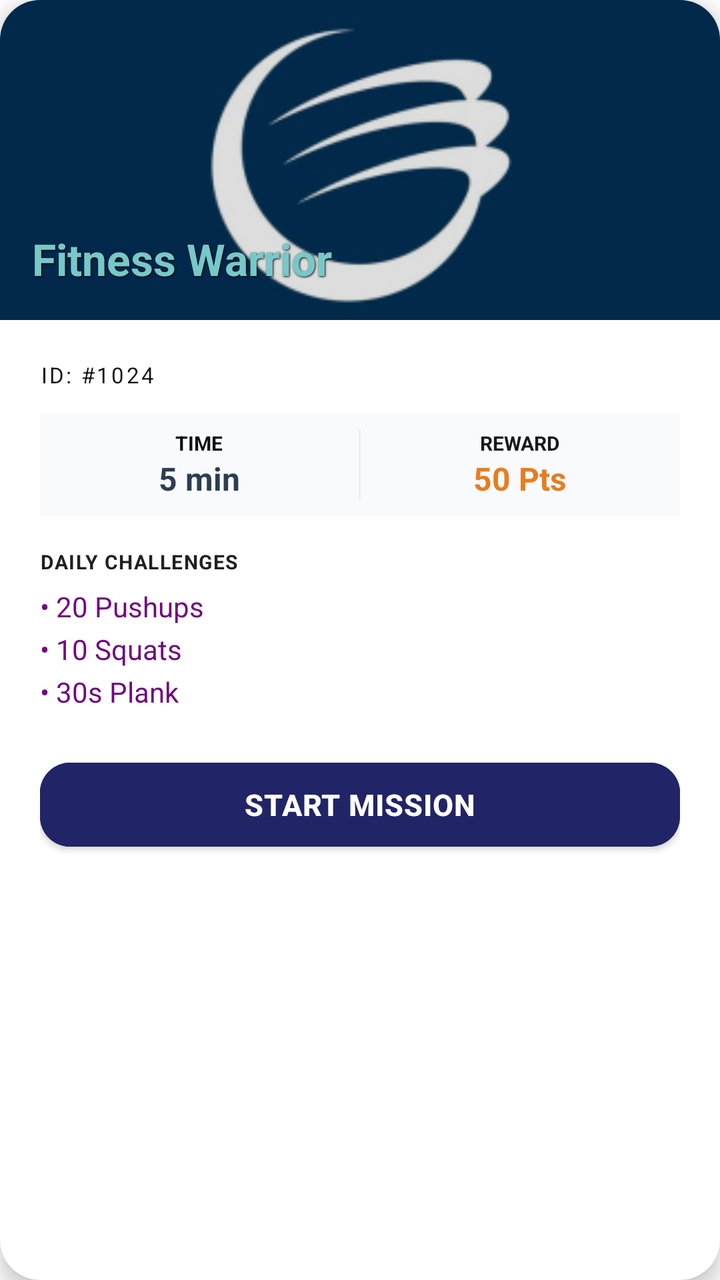
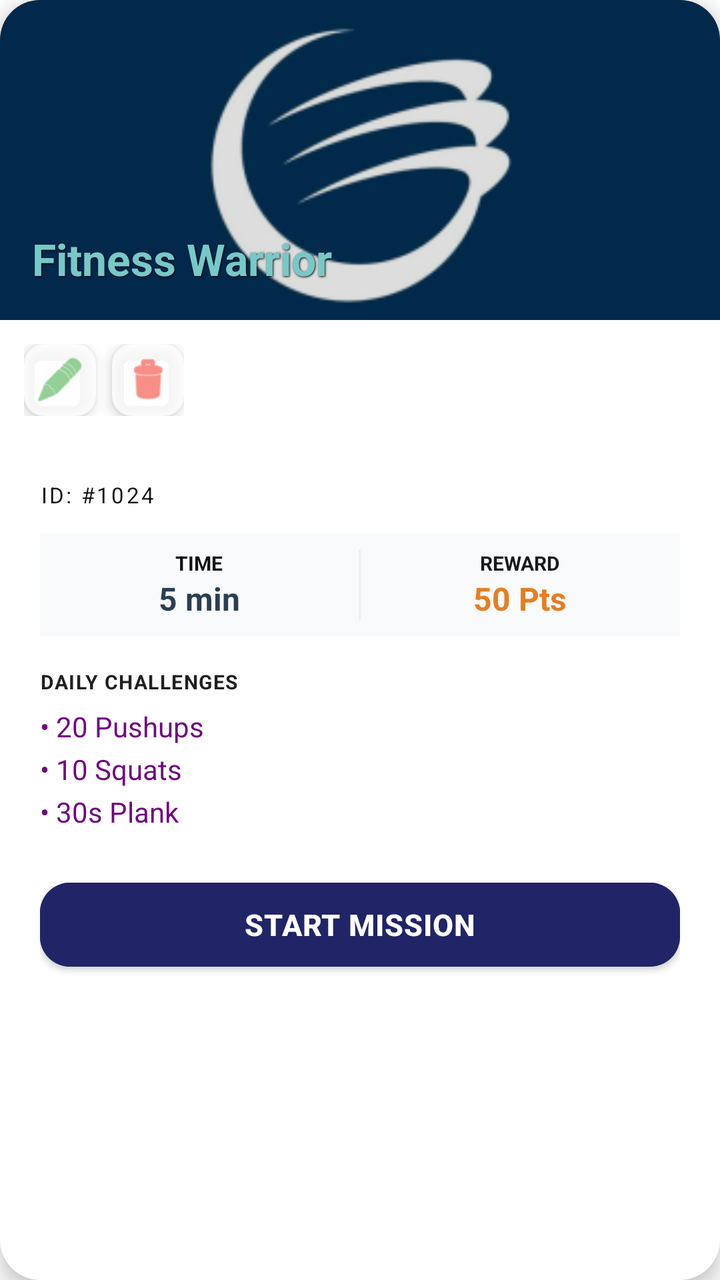

Before-and-after screenshots of an Android layout around one commit, followed by the original layout XML and the change that was made.
<!-- AndroidManifest.xml: application theme Theme.ReemaFinal2 -->
<!-- res/layout/quest_item_layout.xml -->
<?xml version="1.0" encoding="utf-8"?>
<androidx.cardview.widget.CardView xmlns:android="http://schemas.android.com/apk/res/android"
    xmlns:app="http://schemas.android.com/apk/res-auto"
    android:id="@+id/mainCard"
    android:layout_width="match_parent"
    android:layout_height="wrap_content"
    android:layout_marginHorizontal="16dp"
    android:layout_marginVertical="8dp"
    app:cardCornerRadius="20dp"
    app:cardElevation="6dp">

    <LinearLayout
        android:layout_width="match_parent"
        android:layout_height="wrap_content"
        android:background="#FFFFFF"
        android:orientation="vertical">

        
        <RelativeLayout
            android:layout_width="match_parent"
            android:layout_height="160dp">

            <ImageView
                android:id="@+id/gameImage"
                android:layout_width="match_parent"
                android:layout_height="match_parent"
                android:scaleType="centerCrop"
                android:src="@mipmap/bg_sport_gradient_foreground" />

            
            <View
                android:layout_width="match_parent"
                android:layout_height="match_parent"
                android:background="#22000000" />

            <TextView
                android:id="@+id/TV_taskType"
                android:layout_width="wrap_content"
                android:layout_height="wrap_content"
                android:layout_alignParentBottom="true"
                android:layout_margin="16dp"
                android:layout_marginTop="16dp"
                android:layout_marginBottom="32dp"
                android:shadowColor="#000000"
                android:shadowDx="1"
                android:shadowDy="1"
                android:shadowRadius="2"
                android:text="Fitness Warrior"
                android:textAllCaps="false"
                android:textColor="#78C8C8"
                android:textSize="22sp"
                android:textStyle="bold" />
        </RelativeLayout>

        
        <LinearLayout
            android:layout_width="match_parent"
            android:layout_height="wrap_content"
            android:orientation="vertical"
            android:padding="20dp">

            <TextView
                android:id="@+id/TV_gameId"
                android:layout_width="wrap_content"
                android:layout_height="wrap_content"
                android:layout_marginBottom="12dp"
                android:letterSpacing="0.1"
                android:text="ID: #1024"
                android:textColor="#141516"
                android:textSize="11sp" />

            
            <LinearLayout
                android:layout_width="match_parent"
                android:layout_height="wrap_content"
                android:orientation="horizontal"
                android:weightSum="2"
                android:layout_marginBottom="16dp"
                android:paddingVertical="8dp"
                android:background="#F9FAFB">

                <LinearLayout
                    android:layout_width="0dp"
                    android:layout_height="wrap_content"
                    android:layout_weight="1"
                    android:gravity="center"
                    android:orientation="vertical">

                    <TextView
                        android:layout_width="wrap_content"
                        android:layout_height="wrap_content"
                        android:text="TIME"
                        android:textColor="#0D1010"
                        android:textSize="10sp"
                        android:textStyle="bold" />
                    <TextView
                        android:id="@+id/TV_time"
                        android:layout_width="wrap_content"
                        android:layout_height="wrap_content"
                        android:text="5 min"
                        android:textStyle="bold"
                        android:textColor="#2C3E50"
                        android:textSize="16sp"/>
                </LinearLayout>

                <View
                    android:layout_width="1dp"
                    android:layout_height="match_parent"
                    android:background="#ECF0F1"/>

                <LinearLayout
                    android:layout_width="0dp"
                    android:layout_height="wrap_content"
                    android:layout_weight="1"
                    android:gravity="center"
                    android:orientation="vertical">

                    <TextView
                        android:layout_width="wrap_content"
                        android:layout_height="wrap_content"
                        android:text="REWARD"
                        android:textColor="#17191A"
                        android:textSize="10sp"
                        android:textStyle="bold" />
                    <TextView
                        android:id="@+id/TV_score"
                        android:layout_width="wrap_content"
                        android:layout_height="wrap_content"
                        android:text="50 Pts"
                        android:textStyle="bold"
                        android:textColor="#E67E22"
                        android:textSize="16sp"/>
                </LinearLayout>
            </LinearLayout>

            <TextView
                android:layout_width="wrap_content"
                android:layout_height="wrap_content"
                android:layout_marginBottom="6dp"
                android:letterSpacing="0.05"
                android:text="DAILY CHALLENGES"
                android:textColor="#212020"
                android:textSize="10sp"
                android:textStyle="bold" />

            <TextView
                android:id="@+id/TV_challenges_list"
                android:layout_width="match_parent"
                android:layout_height="wrap_content"
                android:layout_marginBottom="20dp"
                android:lineSpacingExtra="5dp"
                android:text="• 20 Pushups\n• 10 Squats\n• 30s Plank"
                android:textColor="#710780"
                android:textSize="14sp" />

            <com.google.android.material.button.MaterialButton
                android:id="@+id/btnStart"
                android:layout_width="match_parent"
                android:layout_height="54dp"
                android:text="START MISSION"
                android:textSize="15sp"
                android:textStyle="bold"
                app:cornerRadius="15dp"
                android:backgroundTint="#212466"
                android:letterSpacing="0.02" />

        </LinearLayout>
    </LinearLayout>
</androidx.cardview.widget.CardView>
<!-- resources referenced by this layout -->
<resources>
  <!-- mipmap bg_sport_gradient_foreground: webp bitmap (mipmap-hdpi, 4224 bytes) -->
  <style name="Theme.ReemaFinal2" parent="Base.Theme.ReemaFinal2" />
  <style name="Base.Theme.ReemaFinal2" parent="Theme.MaterialComponents.DayNight.NoActionBar">
          
      </style>
</resources>

<!-- the commit's change to res/layout/quest_item_layout.xml (unified diff, before → after) -->
@@ -51,6 +51,55 @@
                 android:textSize="22sp"
                 android:textStyle="bold" />
         </RelativeLayout>
+        
+        <LinearLayout
+            android:layout_width="wrap_content"
+            android:layout_height="wrap_content"
+            android:layout_alignParentEnd="true"
+            android:layout_alignParentTop="true"
+            android:layout_margin="12dp"
+            android:orientation="horizontal">
+
+            
+            <com.google.android.material.card.MaterialCardView
+                android:id="@+id/btnEditQuest"
+                android:layout_width="36dp"
+                android:layout_height="36dp"
+                android:layout_marginEnd="8dp"
+                android:clickable="true"
+                android:focusable="true"
+                app:cardBackgroundColor="#CCFFFFFF"
+                app:cardCornerRadius="10dp"
+                app:cardElevation="4dp"
+                app:strokeWidth="0dp">
+                <ImageView
+                    android:layout_width="match_parent"
+                    android:layout_height="match_parent"
+                    android:padding="5dp"
+                    android:src="@android:drawable/ic_menu_edit"
+                    app:tint="#4CAF50" />
+            </com.google.android.material.card.MaterialCardView>
+
+            
+            <com.google.android.material.card.MaterialCardView
+                android:id="@+id/btnDeleteQuest"
+                android:layout_width="36dp"
+                android:layout_height="36dp"
+                android:clickable="true"
+                android:focusable="true"
+                app:cardBackgroundColor="#CCFFFFFF"
+                app:cardCornerRadius="10dp"
+                app:cardElevation="4dp"
+                app:strokeWidth="0dp">
+                <ImageView
+                    android:layout_width="match_parent"
+                    android:layout_height="match_parent"
+                    android:padding="5dp"
+                    android:src="@android:drawable/ic_menu_delete"
+                    app:tint="#F44336" />
+            </com.google.android.material.card.MaterialCardView>
+
+        </LinearLayout>
 
         
         <LinearLayout
@@ -102,6 +151,7 @@
                         android:textColor="#2C3E50"
                         android:textSize="16sp"/>
                 </LinearLayout>
+
 
                 <View
                     android:layout_width="1dp"
